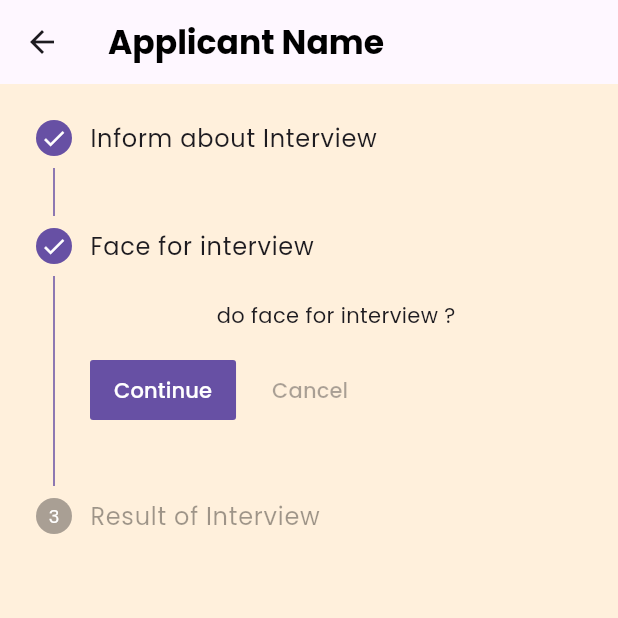
After one commit to Randil-Hasanga/third_year_project_mobile_team_14, a Flutter app: the FeedbackStepper screen opened directly, after a tap on "Continue", on a phone screen of 412 x 824 dp, the top half of it. The commit adds this screen. Run offline on Flutter 3.47's test engine with Material 3 defaults, Android fonts, the phone set to English and light mode, and no system bars; our stand-ins replace animate_do, animated_splash_screen, cloud_firestore, file_picker, firebase_auth, firebase_core and 14 more; missing offline and left inert: board_datetime_picker, dart:ffi, emailjs, firebase_app_check, flutter_phone_direct_caller; accounts and stored records are empty.

Commit message:
create stepper for feedback track the interview details

```diff
--- a/job_management_system_mobileapp/lib/Screens/JobProviderScreens/FeedBack.dart
+++ b/job_management_system_mobileapp/lib/Screens/JobProviderScreens/FeedBack.dart
@@ -1,6 +1,7 @@
 import 'package:cloud_firestore/cloud_firestore.dart';
 import 'package:flutter/material.dart';
 import 'package:get_it/get_it.dart';
+import 'package:job_management_system_mobileapp/Screens/JobProviderScreens/feedback_stepper.dart';
 import 'package:job_management_system_mobileapp/Screens/JobSeekerPage.dart';
 import 'package:job_management_system_mobileapp/componets/user_title.dart';
 import 'package:job_management_system_mobileapp/services/firebase_services.dart';
@@ -88,7 +89,15 @@ class _Feedback_pageState extends State<Feedback_page> {
                       ConnectionState.waiting) {
                     return UserTile(text: 'Loading');
                   } else {
-                    return UserTile(text: snapshot.data ?? 'No name Found');
+                    return UserTile(
+                      text: snapshot.data ?? 'No name Found',
+                      onTap: () {
+                        Navigator.push(
+                            context,
+                            MaterialPageRoute(
+                                builder: (context) => FeedbackStepper()));
+                      },
+                    );
                   }
                 });
           },
--- /dev/null
+++ b/job_management_system_mobileapp/lib/Screens/JobProviderScreens/feedback_stepper.dart
@@ -0,0 +1,58 @@
+import 'package:flutter/material.dart';
+
+class FeedbackStepper extends StatefulWidget {
+  const FeedbackStepper({super.key});
+
+  @override
+  State<FeedbackStepper> createState() => _FeedbackStepperState();
+}
+
+class _FeedbackStepperState extends State<FeedbackStepper> {
+  int currentStep = 0;
+
+  continueStep() {
+    if (currentStep < 2) {
+      setState(() {
+        currentStep = currentStep + 1;
+      });
+    }
+  }
+
+  @override
+  Widget build(BuildContext context) {
+    double screenWidth = MediaQuery.of(context).size.width;
+    double screenHeight = MediaQuery.of(context).size.height;
+
+    return Scaffold(
+      appBar: AppBar(
+        title: const Text(
+          'Applicant Name',
+          style: TextStyle(color: Colors.black, fontWeight: FontWeight.bold),
+        ),
+      ),
+      body: Stepper(
+          currentStep: currentStep,
+          onStepContinue: continueStep,
+          steps: [
+            Step(
+              title: const Text('Inform about Interview'),
+              content: const Text('do call for interview ?'),
+              isActive: currentStep >= 0,
+              state: currentStep >= 0 ? StepState.complete : StepState.disabled,
+            ),
+            Step(
+              title: const Text('Face for interview'),
+              content: const Text('do face for interview ?'),
+              isActive: currentStep >= 1,
+              state: currentStep >= 1 ? StepState.complete : StepState.disabled,
+            ),
+            Step(
+              title: const Text('Result of Interview'),
+              content: const Text('pass or not interview ?'),
+              isActive: currentStep >= 2,
+              state: currentStep >= 2 ? StepState.complete : StepState.disabled,
+            ),
+          ]),
+    );
+  }
+}
--- a/job_management_system_mobileapp/lib/services/firebase_services.dart
+++ b/job_management_system_mobileapp/lib/services/firebase_services.dart
@@ -229,12 +229,13 @@ class FirebaseService {
     await vacancyRef.update({'vacancy_id': vacancyId});
 
     //Create new vacancy after insert Notification data db
+    DateTime currentDate = DateTime.now();
     String notificationId = _db.collection(NOTIFICATIONS).doc().id;
     await _db.collection(NOTIFICATIONS).doc(notificationId).set({
       'notification_id': notificationId,
       'uid': uid,
       'company_name': companyName,
-      'type': accountType,
+      'job_type': jobType,
       'registered_date': currentDate,
       'description': "Register New Job Provider",
       'notification_go': "officer",
```
